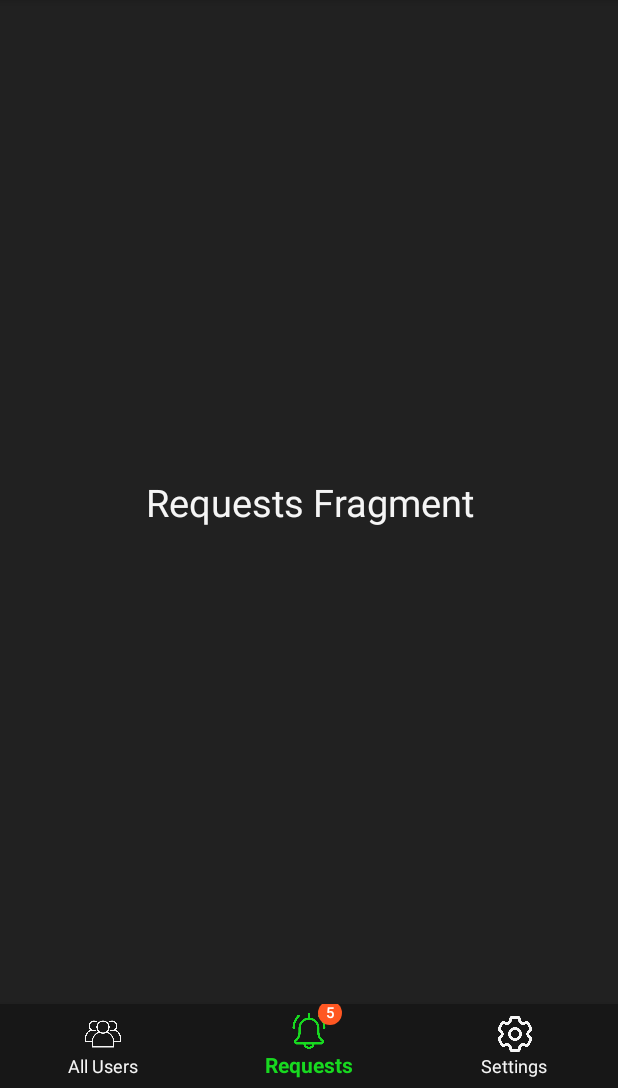
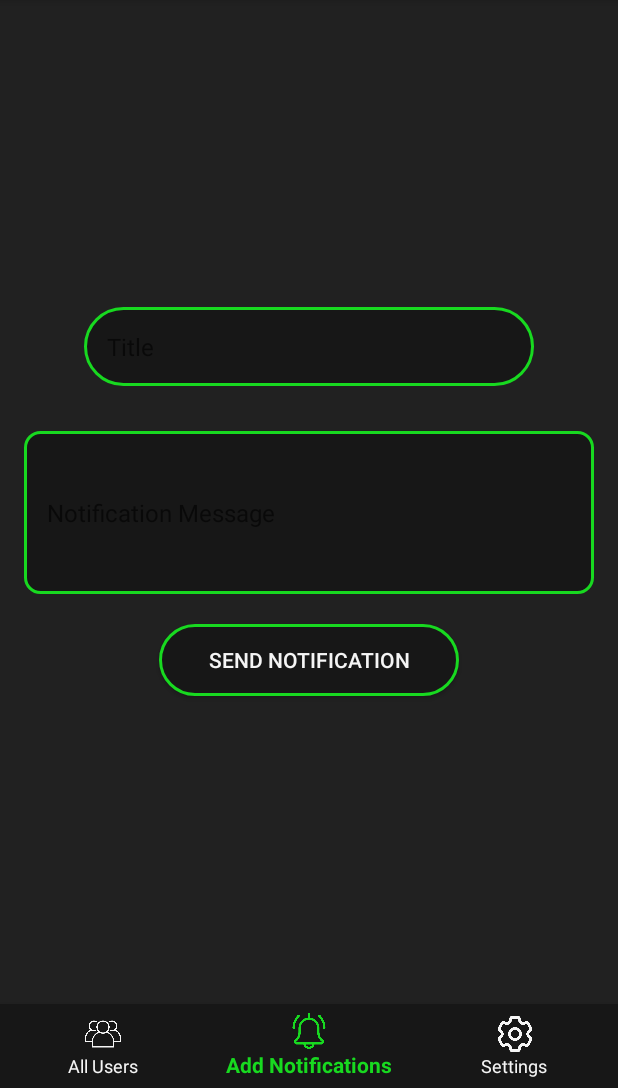
Before and after one commit to CharbelNohra/DevBoost_Android, an Android app: the MainActivity screen opened directly, with no data from a screen before it, item 2 of the bottom bar chosen, on a phone screen of 412 x 824 dp, the part 148-1236 px from its top. Run offline under Robolectric (Android 15) with nearby library versions, the phone set to English and light mode, and no system bars; 1 statement that could not run was skipped.

Commit message:
i add a function to the admin he can add notifications, and delete only students

```diff
--- a/app/src/main/java/com/example/bottomnavigation/MainActivity.java
+++ b/app/src/main/java/com/example/bottomnavigation/MainActivity.java
@@ -9,16 +9,14 @@ import androidx.appcompat.app.AppCompatActivity;
 import androidx.fragment.app.Fragment;
 import androidx.fragment.app.FragmentTransaction;
 import com.example.bottomnavigation.botNavBar.AllUsers;
-import com.example.bottomnavigation.botNavBar.Requests;
+import com.example.bottomnavigation.botNavBar.Notifications;
 import com.example.bottomnavigation.botNavBar.Settings;
 import com.example.bottomnavigation.login.Login;
-import com.google.android.material.badge.BadgeDrawable;
 import com.google.android.material.bottomnavigation.BottomNavigationView;
 
 public class MainActivity extends AppCompatActivity {
 
     private BottomNavigationView bottomNavigationView;
-    private int requestCount = 5;
     private SharedPreferences sharedPreferences;
 
     @Override
@@ -43,6 +41,8 @@ public class MainActivity extends AppCompatActivity {
         );
 
         bottomNavigationView = findViewById(R.id.bottom_navigation);
+        bottomNavigationView.setSelectedItemId(R.id.nav_all_users);
+        loadFragment(new AllUsers());
         bottomNavigationView.setOnItemSelectedListener(item -> {
             switch (item.getItemId()) {
                 case R.id.nav_settings:
@@ -52,24 +52,11 @@ public class MainActivity extends AppCompatActivity {
                     loadFragment(new AllUsers());
                     break;
                 case R.id.nav_notifications:
-                    loadFragment(new Requests());
+                    loadFragment(new Notifications());
                     break;
             }
             return true;
         });
-
-        // Set badge on the notification icon (requests icon)
-        BadgeDrawable badge = bottomNavigationView.getOrCreateBadge(R.id.nav_notifications);
-        if (requestCount > 0) {
-            badge.setVisible(true);
-            badge.setNumber(requestCount);
-        } else {
-            badge.setVisible(false);
-        }
-
-        if (savedInstanceState == null) {
-            loadFragment(new AllUsers());
-        }
     }
 
     private void navigateToLoginActivity() {
--- /dev/null
+++ b/app/src/main/java/com/example/bottomnavigation/botNavBar/Notifications.java
@@ -0,0 +1,45 @@
+package com.example.bottomnavigation.botNavBar;
+
+import android.os.Bundle;
+import android.view.LayoutInflater;
+import android.view.View;
+import android.view.ViewGroup;
+import android.widget.Button;
+import android.widget.EditText;
+import android.widget.Toast;
+import androidx.annotation.NonNull;
+import androidx.annotation.Nullable;
+import androidx.fragment.app.Fragment;
+import com.example.bottomnavigation.R;
+
+public class Notifications extends Fragment {
+
+    private EditText etTitle, etMessage;
+    private Button btnSubmit;
+
+    @Override
+    public View onCreateView(@NonNull LayoutInflater inflater, @Nullable ViewGroup container, @Nullable Bundle savedInstanceState) {
+        View view = inflater.inflate(R.layout.fragment_notifications, container, false);
+
+        etTitle = view.findViewById(R.id.etNotificationTitle);
+        etMessage = view.findViewById(R.id.etNotificationMessage);
+        btnSubmit = view.findViewById(R.id.btnSubmitNotification);
+
+        btnSubmit.setOnClickListener(v -> {
+            String title = etTitle.getText().toString().trim();
+            String message = etMessage.getText().toString().trim();
+
+            if (title.isEmpty() || message.isEmpty()) {
+                Toast.makeText(getActivity(), "Please fill in all fields", Toast.LENGTH_SHORT).show();
+            } else {
+                saveNotification(title, message);
+            }
+        });
+
+        return view;
+    }
+
+    private void saveNotification(String title, String message) {
+        Toast.makeText(getActivity(), "Notification Sent: " + title, Toast.LENGTH_SHORT).show();
+    }
+}
--- a/app/src/main/java/com/example/bottomnavigation/botNavBar/Requests.java
+++ /dev/null
@@ -1,17 +0,0 @@
-package com.example.bottomnavigation.botNavBar;
-
-import android.os.Bundle;
-import android.view.LayoutInflater;
-import android.view.View;
-import android.view.ViewGroup;
-import com.example.bottomnavigation.R;
-import androidx.fragment.app.Fragment;
-
-public class Requests extends Fragment {
-
-    @Override
-    public View onCreateView(LayoutInflater inflater, ViewGroup container, Bundle savedInstanceState) {
-        View rootView = inflater.inflate(R.layout.fragment_requests, container, false);
-        return rootView;
-    }
-}
--- /dev/null
+++ b/app/src/main/res/drawable/noti_msg.xml
@@ -0,0 +1,6 @@
+<?xml version="1.0" encoding="utf-8"?>
+<shape xmlns:android="http://schemas.android.com/apk/res/android">
+    <solid android:color="@color/black_nav"/>
+    <corners android:radius="10dp"/>
+    <stroke android:color="@color/green" android:width="2dp"/>
+</shape>
--- /dev/null
+++ b/app/src/main/res/layout/fragment_notifications.xml
@@ -0,0 +1,42 @@
+<?xml version="1.0" encoding="utf-8"?>
+<LinearLayout xmlns:android="http://schemas.android.com/apk/res/android"
+    android:layout_width="match_parent"
+    android:layout_height="match_parent"
+    android:padding="16dp"
+    android:orientation="vertical"
+    android:backgroundTint="@color/black_main"
+    android:gravity="center"
+    android:background="@color/white">
+
+    <EditText
+        android:id="@+id/etNotificationTitle"
+        android:layout_width="300dp"
+        android:layout_height="wrap_content"
+        android:hint="Title"
+        android:padding="15dp"
+        android:layout_marginBottom="30dp"
+        android:background="@drawable/edittext_background"
+        android:textSize="16sp"/>
+
+    <EditText
+        android:id="@+id/etNotificationMessage"
+        android:layout_width="match_parent"
+        android:layout_height="wrap_content"
+        android:hint="Notification Message"
+        android:padding="15dp"
+        android:background="@drawable/noti_msg"
+        android:textSize="16sp"
+        android:inputType="textMultiLine"
+        android:minLines="4"/>
+
+    <Button
+        android:id="@+id/btnSubmitNotification"
+        android:layout_width="200dp"
+        android:layout_height="wrap_content"
+        android:text="Send Notification"
+        android:layout_marginTop="20dp"
+        android:background="@drawable/edittext_background"
+        android:textColor="@color/white"
+        android:padding="12dp"/>
+
+</LinearLayout>
--- a/app/src/main/res/layout/fragment_requests.xml
+++ /dev/null
@@ -1,19 +0,0 @@
-<?xml version="1.0" encoding="utf-8"?>
-<RelativeLayout xmlns:android="http://schemas.android.com/apk/res/android"
-xmlns:tools="http://schemas.android.com/tools"
-android:layout_width="match_parent"
-android:layout_height="match_parent"
-    android:background="@color/black_main"
-tools:context=".botNavBar.Requests">
-
-<TextView
-    android:id="@+id/requestStatusTextView"
-    android:layout_width="match_parent"
-    android:layout_height="match_parent"
-    android:text="Requests Fragment"
-    android:textColor="@color/white"
-    android:textSize="25sp"
-    android:gravity="center"
-    android:layout_centerInParent="true"/>
-
-</RelativeLayout>
--- a/app/src/main/res/menu/bottom_nav_menu.xml
+++ b/app/src/main/res/menu/bottom_nav_menu.xml
@@ -6,7 +6,7 @@
     <item
         android:id="@+id/nav_notifications"
         android:icon="@drawable/ic_notifications"
-        android:title="Requests" />
+        android:title="Add Notifications" />
     <item
         android:id="@+id/nav_settings"
         android:icon="@drawable/ic_settings"
```
Also changed, not shown: app/src/main/java/com/example/bottomnavigation/userList/UserAdapter.java (+17 -1 lines), app/src/main/res/layout/fragment_settings.xml (+0 -11 lines), app/src/main/res/layout/user_item.xml (+12 -0 lines).
